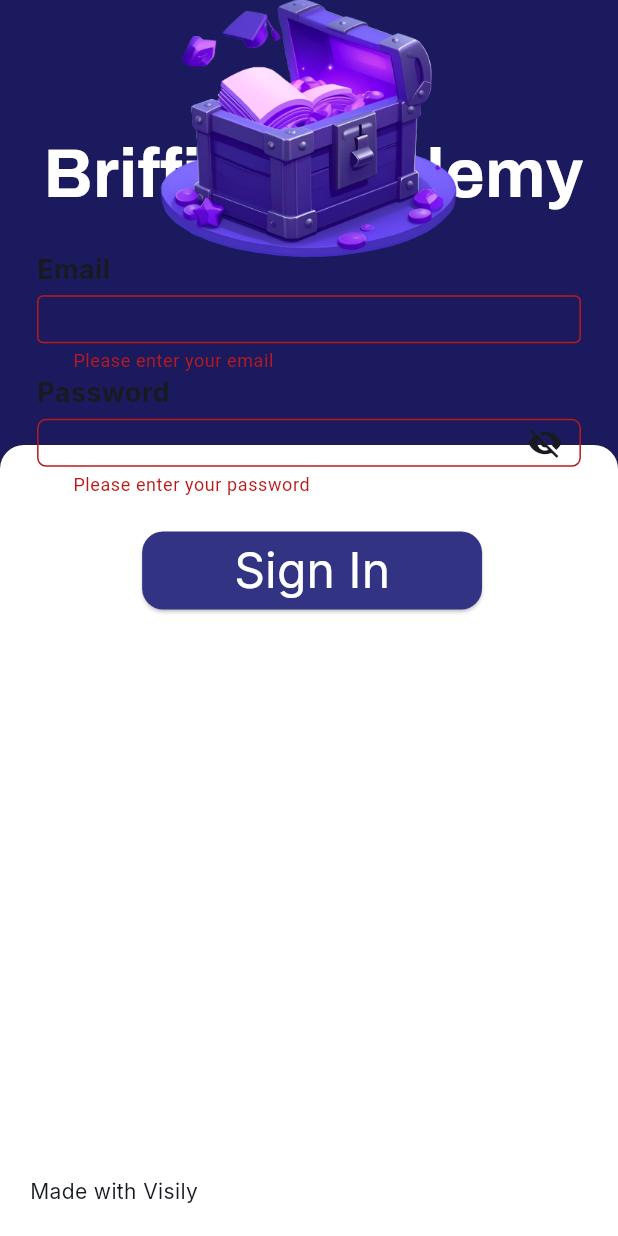
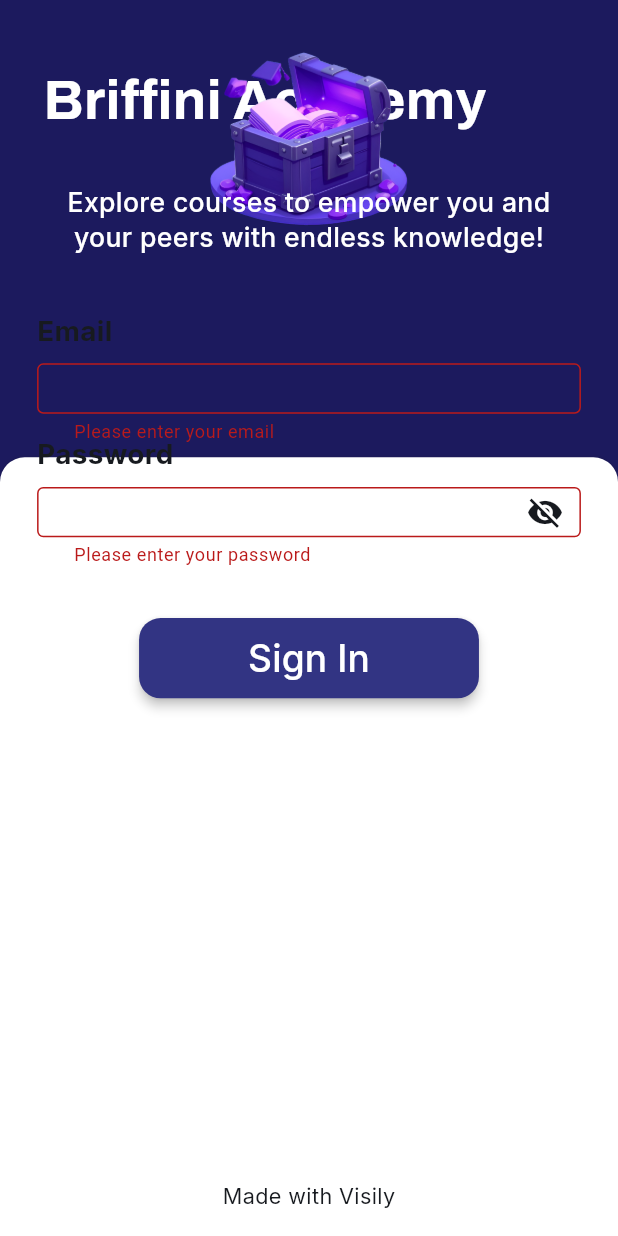
Before and after one commit to Priyanshu-Bej/briffiniApp, a Flutter app: the screen it shows after launch, after a tap on "Sign In", on a phone screen of 412 x 824 dp. Run offline on Flutter 3.47's test engine with Material 3 defaults, Android fonts, the phone set to English and light mode, and no system bars; our stand-ins replace chewie, cloud_firestore, firebase_auth, firebase_core, firebase_storage, google_fonts and 1 more; missing offline and left inert: dart:html, dart:ui_web, flutter_pdfview; accounts and stored records are empty.

Commit message:
Improve UI responsiveness for all mobile devices

```diff
--- a/lib/screens/login_screen.dart
+++ b/lib/screens/login_screen.dart
@@ -58,6 +58,11 @@ class _LoginScreenState extends State<LoginScreen> {
   @override
   Widget build(BuildContext context) {
     final screenSize = MediaQuery.of(context).size;
+    final safeAreaTop = MediaQuery.of(context).padding.top;
+    final safeAreaBottom = MediaQuery.of(context).padding.bottom;
+
+    // Calculate field heights based on screen size
+    final fieldHeight = screenSize.height * 0.065;
 
     return Scaffold(
       body: SingleChildScrollView(
@@ -71,18 +76,18 @@ class _LoginScreenState extends State<LoginScreen> {
               children: [
                 // White container with rounded top corners
                 Positioned(
-                  top: screenSize.height * 0.36, // Responsive position
+                  top: screenSize.height * 0.37, // Responsive position
                   left: 0,
                   child: Container(
                     width: screenSize.width,
-                    height: screenSize.height * 0.64,
-                    decoration: const BoxDecoration(
-                      color: Color(0xFFFFFFFF),
+                    height: screenSize.height * 0.63,
+                    decoration: BoxDecoration(
+                      color: const Color(0xFFFFFFFF),
                       borderRadius: BorderRadius.only(
-                        topLeft: Radius.circular(16),
-                        topRight: Radius.circular(16),
+                        topLeft: Radius.circular(screenSize.width * 0.04),
+                        topRight: Radius.circular(screenSize.width * 0.04),
                       ),
-                      boxShadow: [
+                      boxShadow: const [
                         BoxShadow(
                           color: Color(0x1F171A1F),
                           offset: Offset(0, 0),
@@ -100,13 +105,13 @@ class _LoginScreenState extends State<LoginScreen> {
 
                 // Title: "Briffini Academy"
                 Positioned(
-                  top: screenSize.height * 0.094, // Responsive position
-                  left: screenSize.width * 0.07, // Responsive position
+                  top: safeAreaTop + screenSize.height * 0.05, // Adjust for safe area
+                  left: screenSize.width * 0.07,
                   child: Text(
                     "Briffini Academy",
                     style: GoogleFonts.archivo(
-                      fontSize: screenSize.width * 0.11, // Responsive font size
-                      height: 1.71,
+                      fontSize: screenSize.width * 0.09, // Responsive font size
+                      height: 1.4,
                       fontWeight: FontWeight.w700,
                       color: const Color(0xFFFFFFFF),
                     ),
@@ -115,68 +120,87 @@ class _LoginScreenState extends State<LoginScreen> {
 
                 // Image: Treasure chest
                 Positioned(
-                  top: screenSize.height * -0.05, // Responsive position
-                  left: screenSize.width * 0.05, // Responsive position
-                  right: screenSize.width * 0.05, // Responsive position
+                  top: safeAreaTop + screenSize.height * 0.01, // Adjust with safe area
+                  left: screenSize.width * 0.15,
+                  right: screenSize.width * 0.15,
                   child: Container(
-                    height: screenSize.height * 0.3, // Responsive height
+                    height: screenSize.height * 0.2, // Responsive height
                     decoration: BoxDecoration(
-                      borderRadius: BorderRadius.circular(6),
                       image: const DecorationImage(
-                        image: AssetImage('assets/images/treasure_chest.png'), // Keep existing asset path
+                        image: AssetImage('assets/images/treasure_chest.png'),
                         fit: BoxFit.contain,
                       ),
                     ),
                   ),
                 ),
 
+                // "Explore courses" text - adding this from the splash screen
+                Positioned(
+                  top: safeAreaTop + screenSize.height * 0.15,
+                  left: screenSize.width * 0.07,
+                  right: screenSize.width * 0.07,
+                  child: Text(
+                    "Explore courses to empower you and your peers with endless knowledge!",
+                    style: GoogleFonts.inter(
+                      fontSize: screenSize.width * 0.043,
+                      height: 1.3,
+                      fontWeight: FontWeight.w500,
+                      color: const Color(0xFFFFFFFF),
+                    ),
+                    textAlign: TextAlign.center,
+                  ),
+                ),
+
                 // Email Text Field
                 Positioned(
-                  top: screenSize.height * 0.2, // Responsive position
-                  left: screenSize.width * 0.06, // Responsive position
+                  top: screenSize.height * 0.25, // Responsive position
+                  left: screenSize.width * 0.06,
                   child: Column(
                     crossAxisAlignment: CrossAxisAlignment.start,
                     children: [
                       Text(
                         "Email",
                         style: GoogleFonts.inter(
-                          fontSize: 18,
-                          height: 28 / 18,
+                          fontSize: screenSize.width * 0.045,
+                          height: 1.5,
                           fontWeight: FontWeight.w700,
                           color: const Color(0xFF171A1F),
                         ),
                       ),
-                      const SizedBox(height: 4),
+                      SizedBox(height: screenSize.height * 0.01),
                       SizedBox(
                         width: screenSize.width * 0.88, // Responsive width
-                        height: 52,
+                        height: fieldHeight,
                         child: TextFormField(
                           controller: _emailController,
                           keyboardType: TextInputType.emailAddress,
                           style: GoogleFonts.inter(
-                            fontSize: 18,
-                            height: 28 / 18,
+                            fontSize: screenSize.width * 0.045,
+                            height: 1.2,
                             fontWeight: FontWeight.w400,
                             color: const Color(0xFF171A1F),
                           ),
                           decoration: InputDecoration(
-                            contentPadding: const EdgeInsets.symmetric(horizontal: 20),
+                            contentPadding: EdgeInsets.symmetric(
+                              horizontal: screenSize.width * 0.05,
+                              vertical: fieldHeight * 0.3,
+                            ),
                             border: OutlineInputBorder(
-                              borderRadius: BorderRadius.circular(4),
+                              borderRadius: BorderRadius.circular(screenSize.width * 0.01),
                               borderSide: const BorderSide(
                                 color: Color(0xFF636AE8),
                                 width: 2,
                               ),
                             ),
                             enabledBorder: OutlineInputBorder(
-                              borderRadius: BorderRadius.circular(4),
+                              borderRadius: BorderRadius.circular(screenSize.width * 0.01),
                               borderSide: const BorderSide(
                                 color: Color(0xFF636AE8),
                                 width: 2,
                               ),
                             ),
                             focusedBorder: OutlineInputBorder(
-                              borderRadius: BorderRadius.circular(4),
+                              borderRadius: BorderRadius.circular(screenSize.width * 0.01),
                               borderSide: const BorderSide(
                                 color: Color(0xFF636AE8),
                                 width: 2,
@@ -198,51 +222,54 @@ class _LoginScreenState extends State<LoginScreen> {
 
                 // Password Text Field
                 Positioned(
-                  top: screenSize.height * 0.3, // Responsive position
-                  left: screenSize.width * 0.06, // Responsive position
+                  top: screenSize.height * 0.35, // Responsive position
+                  left: screenSize.width * 0.06,
                   child: Column(
                     crossAxisAlignment: CrossAxisAlignment.start,
                     children: [
                       Text(
                         "Password",
                         style: GoogleFonts.inter(
-                          fontSize: 18,
-                          height: 28 / 18,
+                          fontSize: screenSize.width * 0.045,
+                          height: 1.5,
                           fontWeight: FontWeight.w700,
                           color: const Color(0xFF171A1F),
                         ),
                       ),
-                      const SizedBox(height: 4),
+                      SizedBox(height: screenSize.height * 0.01),
                       SizedBox(
                         width: screenSize.width * 0.88, // Responsive width
-                        height: 52,
+                        height: fieldHeight,
                         child: TextFormField(
                           controller: _passwordController,
                           obscureText: !_isPasswordVisible,
                           style: GoogleFonts.inter(
-                            fontSize: 18,
-                            height: 28 / 18,
+                            fontSize: screenSize.width * 0.045,
+                            height: 1.2,
                             fontWeight: FontWeight.w400,
                             color: const Color(0xFF171A1F),
                           ),
                           decoration: InputDecoration(
-                            contentPadding: const EdgeInsets.symmetric(horizontal: 20),
+                            contentPadding: EdgeInsets.symmetric(
+                              horizontal: screenSize.width * 0.05,
+                              vertical: fieldHeight * 0.3,
+                            ),
                             border: OutlineInputBorder(
-                              borderRadius: BorderRadius.circular(6),
+                              borderRadius: BorderRadius.circular(screenSize.width * 0.01),
                               borderSide: const BorderSide(
                                 color: Color(0xFF636AE8),
                                 width: 2,
                               ),
                             ),
                             enabledBorder: OutlineInputBorder(
-                              borderRadius: BorderRadius.circular(6),
+                              borderRadius: BorderRadius.circular(screenSize.width * 0.01),
                               borderSide: const BorderSide(
                                 color: Color(0xFF636AE8),
                                 width: 2,
                               ),
                             ),
                             focusedBorder: OutlineInputBorder(
-                              borderRadius: BorderRadius.circular(6),
+                              borderRadius: BorderRadius.circular(screenSize.width * 0.01),
                               borderSide: const BorderSide(
                                 color: Color(0xFF636AE8),
                                 width: 2,
@@ -253,6 +280,7 @@ class _LoginScreenState extends State<LoginScreen> {
                               icon: Icon(
                                 _isPasswordVisible ? Icons.visibility : Icons.visibility_off,
                                 color: const Color(0xFF171A1F),
+                                size: screenSize.width * 0.06,
                               ),
                               onPressed: () {
                                 setState(() {
@@ -276,42 +304,57 @@ class _LoginScreenState extends State<LoginScreen> {
                 // Error message display
                 if (_errorMessage.isNotEmpty)
                   Positioned(
-                    top: screenSize.height * 0.38,
+                    top: screenSize.height * 0.46,
                     left: screenSize.width * 0.06,
                     right: screenSize.width * 0.06,
                     child: Text(
                       _errorMessage,
-                      style: const TextStyle(color: Colors.red),
+                      style: TextStyle(
+                        color: Colors.red,
+                        fontSize: screenSize.width * 0.035,
+                      ),
                       textAlign: TextAlign.center,
                     ),
                   ),
 
                 // Sign In Button
                 Positioned(
-                  top: screenSize.height * 0.43, // Responsive position
-                  left: screenSize.width * 0.23, // Responsive position
+                  top: screenSize.height * 0.5, // Responsive position
+                  left: 0,
+                  right: 0,
+                  child: Center(
                     child: SizedBox(
                       width: screenSize.width * 0.55, // Responsive width
-                    height: 52,
+                      height: screenSize.height * 0.065, // Responsive height
                       child: ElevatedButton(
                         onPressed: _isLoading ? null : _signIn,
                         style: ElevatedButton.styleFrom(
                           backgroundColor: const Color(0xFF323483),
                           foregroundColor: const Color(0xFF202155), // Hover color
-                        padding: const EdgeInsets.symmetric(horizontal: 20),
+                          padding: EdgeInsets.symmetric(
+                            horizontal: screenSize.width * 0.05,
+                          ),
                           shape: RoundedRectangleBorder(
-                          borderRadius: BorderRadius.circular(14),
+                            borderRadius: BorderRadius.circular(screenSize.width * 0.035),
                           ),
+                          elevation: 3,
                         ),
                         child: _isLoading
-                        ? const CircularProgressIndicator(color: Colors.white)
+                          ? SizedBox(
+                              height: screenSize.width * 0.06,
+                              width: screenSize.width * 0.06,
+                              child: const CircularProgressIndicator(
+                                color: Colors.white,
+                                strokeWidth: 3,
+                              ),
+                            )
                           : Text(
                               "Sign In",
                               style: GoogleFonts.inter(
-                              fontSize: 32,
-                              height: 48 / 32,
-                              fontWeight: FontWeight.w400,
+                                fontSize: screenSize.width * 0.06,
+                                fontWeight: FontWeight.w500,
                                 color: const Color(0xFFFFFFFF),
+                              ),
                             ),
                       ),
                     ),
@@ -320,14 +363,17 @@ class _LoginScreenState extends State<LoginScreen> {
 
                 // Footer: "Made with Visily"
                 Positioned(
-                  bottom: 20,
-                  left: 20,
+                  bottom: safeAreaBottom + screenSize.height * 0.02,
+                  left: 0,
+                  right: 0,
+                  child: Center(
                     child: Text(
                       "Made with Visily",
                       style: GoogleFonts.inter(
-                      fontSize: 14,
+                        fontSize: screenSize.width * 0.035,
                         fontWeight: FontWeight.w400,
                         color: const Color(0xFF171A1F),
+                      ),
                     ),
                   ),
                 ),
--- a/lib/screens/splash_screen.dart
+++ b/lib/screens/splash_screen.dart
@@ -1,11 +1,7 @@
+import 'dart:async';
 import 'package:flutter/material.dart';
-import 'package:provider/provider.dart';
-import 'dart:async';
 import 'package:google_fonts/google_fonts.dart';
-import '../services/auth_service.dart';
-import '../utils/app_colors.dart';
 import 'login_screen.dart';
-import 'assigned_courses_screen.dart';
 
 class SplashScreen extends StatefulWidget {
   const SplashScreen({Key? key}) : super(key: key);
@@ -18,96 +14,68 @@ class _SplashScreenState extends State<SplashScreen> {
   @override
   void initState() {
     super.initState();
-    _checkUserStatus();
-  }
-
-  Future<void> _checkUserStatus() async {
-    // Add a delay for the splash screen
-    await Future.delayed(const Duration(seconds: 2));
-
-    if (!mounted) return;
-
-    final authService = Provider.of<AuthService>(context, listen: false);
-
-    // Listen for auth state changes and navigate accordingly
-    authService.authStateChanges.first.then((user) {
-      if (user != null) {
-        // User is logged in, navigate to the courses screen
-        Navigator.of(context).pushReplacement(
-          MaterialPageRoute(builder: (_) => const AssignedCoursesScreen()),
-        );
-      } else {
-        // User is not logged in, navigate to the login screen
+    // Navigate to login screen after 2 seconds
+    Timer(const Duration(seconds: 2), () {
       Navigator.of(context).pushReplacement(
         MaterialPageRoute(builder: (_) => const LoginScreen()),
       );
-      }
     });
   }
 
   @override
   Widget build(BuildContext context) {
-    // Get screen dimensions for responsive design
     final screenSize = MediaQuery.of(context).size;
-    final isSmallScreen = screenSize.height < 700; // For extra small devices
+    final safeAreaTop = MediaQuery.of(context).padding.top;
+    final safeAreaBottom = MediaQuery.of(context).padding.bottom;
 
     return Scaffold(
       body: Container(
-        width: double.infinity,
-        height: double.infinity,
-        color: const Color(0xFF1C1A5E), // Dark blue background color
-        // Use SafeArea to avoid system UI overlaps
-        child: SafeArea(
-          child: LayoutBuilder(
-            builder: (context, constraints) {
-              return Stack(
+        width: screenSize.width,
+        height: screenSize.height,
+        color: const Color(0xFF1C1A5E),
+        child: Stack(
           children: [
             // Title: "Briffini Academy"
             Positioned(
-                    top: constraints.maxHeight * (isSmallScreen ? 0.05 : 0.08),
-                    left: constraints.maxWidth * 0.06,
-                    right: constraints.maxWidth * 0.06,
+              top: safeAreaTop + screenSize.height * 0.08,
+              left: screenSize.width * 0.07,
+              right: screenSize.width * 0.07,
               child: Text(
                 "Briffini Academy",
                 style: GoogleFonts.archivo(
-                        fontSize: constraints.maxWidth * (isSmallScreen ? 0.09 : 0.11),
-                        height: 1.4, // Reduced line height for better fit
+                  fontSize: screenSize.width * 0.11,
+                  height: 1.4,
                   fontWeight: FontWeight.w700,
-                        color: Colors.white,
+                  color: const Color(0xFFFFFFFF),
                 ),
-                      maxLines: 1,
-                      overflow: TextOverflow.ellipsis,
               ),
             ),
 
-                  // Description: "Explore courses to empower you and your peers..."
+            // Tagline Text
             Positioned(
-                    top: constraints.maxHeight * (isSmallScreen ? 0.15 : 0.19),
-                    left: constraints.maxWidth * 0.08,
-                    right: constraints.maxWidth * 0.08,
+              top: safeAreaTop + screenSize.height * 0.18,
+              left: screenSize.width * 0.07,
+              right: screenSize.width * 0.07,
               child: Text(
                 "Explore courses to empower you and your peers with endless knowledge!",
                 style: GoogleFonts.inter(
-                        fontSize: constraints.maxWidth * (isSmallScreen ? 0.035 : 0.042),
-                        height: 1.17,
-                        fontWeight: FontWeight.w400,
-                        color: Colors.white,
+                  fontSize: screenSize.width * 0.045,
+                  height: 1.4,
+                  fontWeight: FontWeight.w500,
+                  color: const Color(0xFFFFFFFF),
                 ),
-                      textAlign: TextAlign.center,
               ),
             ),
 
-                  // Image: Treasure chest
+            // Treasure Chest Image
             Positioned(
-                    top: constraints.maxHeight * (isSmallScreen ? 0.25 : 0.3),
-                    left: constraints.maxWidth * 0.045,
-                    right: constraints.maxWidth * 0.045,
+              top: screenSize.height * 0.35,
+              left: screenSize.width * 0.1,
+              right: screenSize.width * 0.1,
               child: Container(
-                      width: constraints.maxWidth * 0.91,
-                      height: constraints.maxHeight * (isSmallScreen ? 0.35 : 0.4),
-                      decoration: BoxDecoration(
-                        borderRadius: BorderRadius.circular(6),
-                        image: const DecorationImage(
+                height: screenSize.width * 0.8,
+                decoration: const BoxDecoration(
+                  image: DecorationImage(
                     image: AssetImage('assets/images/treasure_chest.png'),
                     fit: BoxFit.contain,
                   ),
@@ -117,36 +85,33 @@ class _SplashScreenState extends State<SplashScreen> {
 
             // Loading indicator
             Positioned(
-                    bottom: constraints.maxHeight * (isSmallScreen ? 0.1 : 0.15),
+              bottom: safeAreaBottom + screenSize.height * 0.08,
               left: 0,
               right: 0,
               child: const Center(
                 child: CircularProgressIndicator(
-                        valueColor: AlwaysStoppedAnimation<Color>(Colors.white),
+                  color: Colors.white,
                 ),
               ),
             ),
 
             // Footer: "Made with Visily"
             Positioned(
-                    bottom: constraints.maxHeight * 0.02,
+              bottom: safeAreaBottom + screenSize.height * 0.02,
               left: 0,
               right: 0,
               child: Center(
                 child: Text(
                   "Made with Visily",
                   style: GoogleFonts.inter(
-                          fontSize: constraints.maxWidth * 0.033,
+                    fontSize: screenSize.width * 0.035,
                     fontWeight: FontWeight.w400,
-                          color: Colors.white,
+                    color: const Color(0xFFFFFFFF),
                   ),
                 ),
               ),
             ),
           ],
-              );
-            },
-          ),
         ),
       ),
     );
```
Also changed, not shown: lib/screens/assigned_courses_screen.dart (+74 -66 lines). Lines whose indentation alone changed are shown as unchanged.
